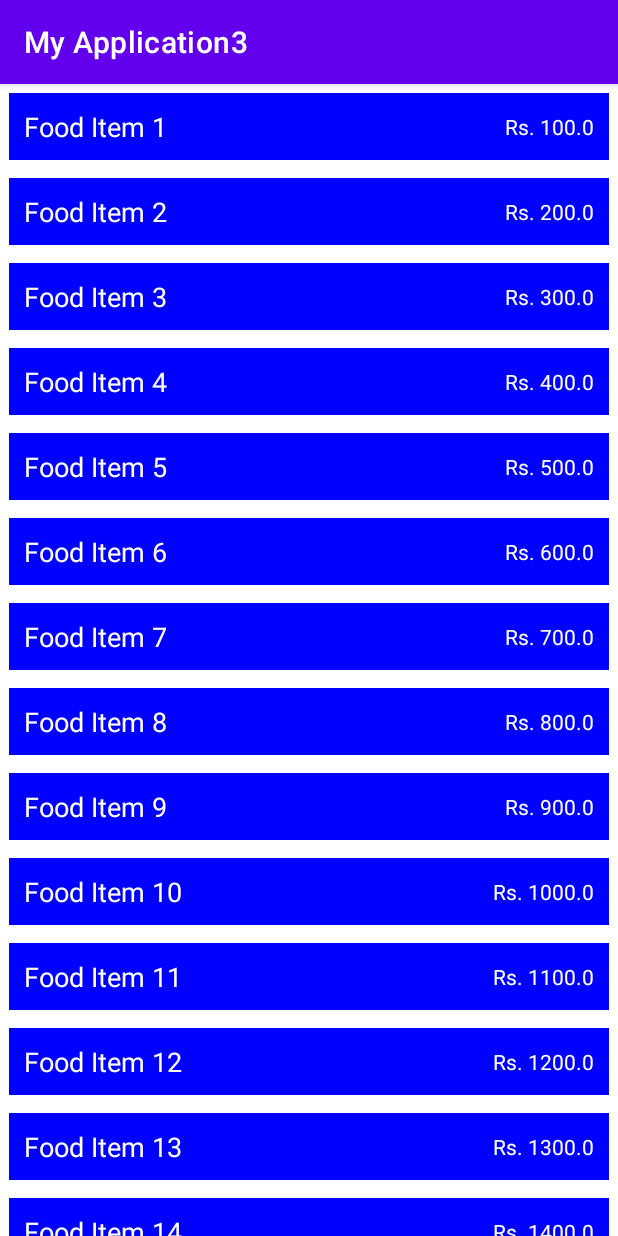
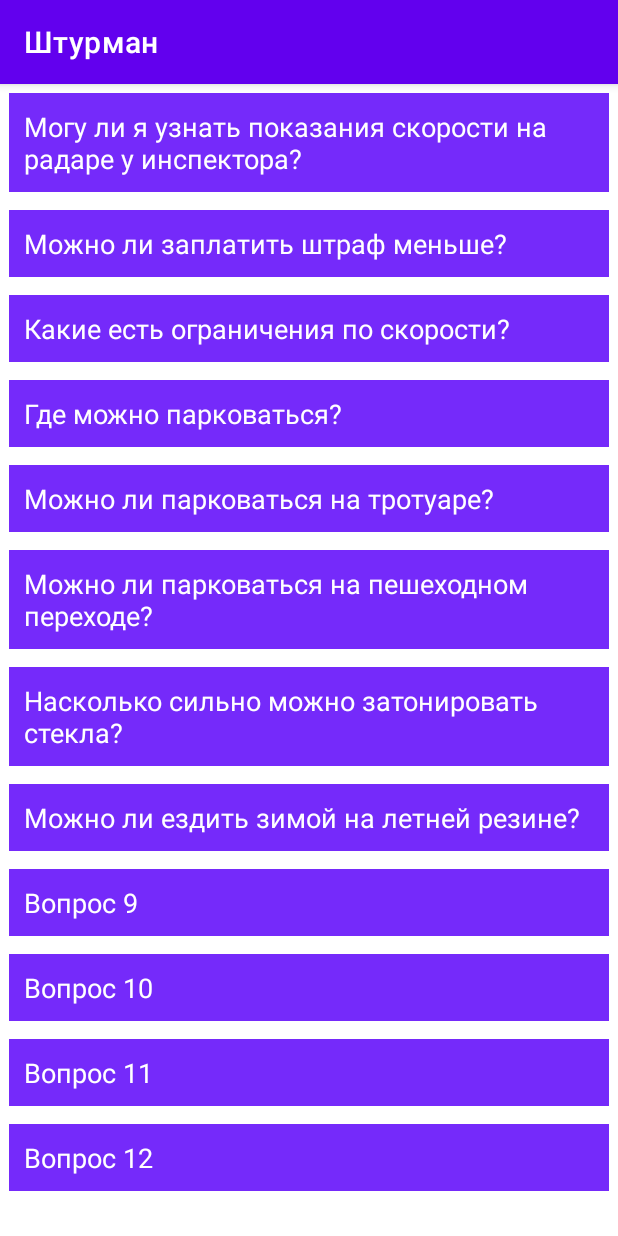
Before and after one commit to Zuvrex/app5.0, an Android app: the MainActivity3 screen opened directly, with no data from a screen before it, on a phone screen of 412 x 824 dp. Run offline under Robolectric (Android 15) with nearby library versions, the phone set to English and light mode, and no system bars.

Commit message:
новая версия

```diff
--- a/app/src/main/AndroidManifest.xml
+++ b/app/src/main/AndroidManifest.xml
@@ -14,6 +14,9 @@
         android:theme="@style/Theme.MyApplication3"
         tools:targetApi="31">
         <activity
+            android:name=".ContactsActivity"
+            android:exported="false" />
+        <activity
             android:name=".MainActivity3"
             android:exported="false" />
         <activity
@@ -28,6 +31,7 @@
                 <category android:name="android.intent.category.LAUNCHER" />
             </intent-filter>
         </activity>
+        <activity android:name=".ContentActivity" />
     </application>
 
 </manifest>
--- a/app/src/main/java/com/example/myapplication3/FoodItem.kt
+++ /dev/null
@@ -1,3 +0,0 @@
-package com.example.myapplication3
-
-data class FoodItem(val name:String, val price:Float)
--- a/app/src/main/java/com/example/myapplication3/FoodItemAdapter.kt
+++ /dev/null
@@ -1,39 +0,0 @@
-package com.example.myapplication3
-
-import android.content.Context
-import android.view.LayoutInflater
-import android.view.ViewGroup
-import androidx.recyclerview.widget.RecyclerView
-import com.example.myapplication3.databinding.FoodItemLayoutBinding
-
-class FoodItemAdapter(private val context: Context, private val foodItemList:MutableList<FoodItem>)
-    : RecyclerView.Adapter<FoodItemAdapter.FoodItemViewHolder>() {
-
-
-    override fun onCreateViewHolder(parent: ViewGroup, viewType: Int): FoodItemViewHolder {
-        val binding = FoodItemLayoutBinding.inflate(LayoutInflater.from(context),parent,false)
-        return FoodItemViewHolder(binding)
-    }
-
-    override fun onBindViewHolder(holder: FoodItemViewHolder, position: Int) {
-        val foodItem = foodItemList[position]
-        holder.bind(foodItem)
-    }
-
-    override fun getItemCount(): Int {
-        return foodItemList.size
-    }
-
-
-    class FoodItemViewHolder(foodItemLayoutBinding: FoodItemLayoutBinding)
-        : RecyclerView.ViewHolder(foodItemLayoutBinding.root){
-
-        private val binding = foodItemLayoutBinding
-
-        fun bind(foodItem: FoodItem){
-            binding.foodItemNameTV.text = foodItem.name
-            binding.foodItemPriceTV.text = "Rs. ${foodItem.price}"
-        }
-
-    }
-}
--- /dev/null
+++ b/app/src/main/java/com/example/myapplication3/ItemAdapter.kt
@@ -0,0 +1,44 @@
+package com.example.myapplication3
+
+import android.content.Context
+import android.content.Intent
+import android.view.LayoutInflater
+import android.view.ViewGroup
+import androidx.recyclerview.widget.RecyclerView
+import com.example.myapplication3.databinding.ItemLayoutBinding
+
+class ItemAdapter(private val context: Context, private val foodItemList:MutableList<ListItem>)
+    : RecyclerView.Adapter<ItemAdapter.FoodItemViewHolder>() {
+    var contextR = context
+
+    override fun onCreateViewHolder(parent: ViewGroup, viewType: Int): FoodItemViewHolder {
+        val binding = ItemLayoutBinding.inflate(LayoutInflater.from(context),parent,false)
+        return FoodItemViewHolder(binding)
+    }
+
+    override fun onBindViewHolder(holder: FoodItemViewHolder, position: Int) {
+        val foodItem = foodItemList[position]
+        holder.bind(foodItem, contextR)
+    }
+
+    override fun getItemCount(): Int {
+        return foodItemList.size
+    }
+
+
+    class FoodItemViewHolder(foodItemLayoutBinding: ItemLayoutBinding)
+        : RecyclerView.ViewHolder(foodItemLayoutBinding.root){
+
+        private val binding = foodItemLayoutBinding
+
+        fun bind(listItem: ListItem, context: Context){
+            binding.foodItemNameTV.text = listItem.name
+            itemView.setOnClickListener() {
+                val i = Intent(context, ContentActivity::class.java).apply {
+                }
+                context.startActivity(i)
+            }
+        }
+
+    }
+}
--- /dev/null
+++ b/app/src/main/java/com/example/myapplication3/ListItem.kt
@@ -0,0 +1,3 @@
+package com.example.myapplication3
+
+data class ListItem(val name:String)
--- a/app/src/main/java/com/example/myapplication3/MainActivity3.kt
+++ b/app/src/main/java/com/example/myapplication3/MainActivity3.kt
@@ -2,14 +2,13 @@ package com.example.myapplication3
 
 import androidx.appcompat.app.AppCompatActivity
 import android.os.Bundle
-import androidx.recyclerview.widget.DividerItemDecoration
 import androidx.recyclerview.widget.LinearLayoutManager
 import com.example.myapplication3.databinding.ActivityMain3Binding
 
 class MainActivity3 : AppCompatActivity() {
-    private lateinit var adapter: FoodItemAdapter
+    private lateinit var adapter: ItemAdapter
     private lateinit var b: ActivityMain3Binding
-    private val foodItemsList: MutableList<FoodItem> = mutableListOf()
+    private val foodItemsList: MutableList<ListItem> = mutableListOf()
 
     override fun onCreate(savedInstanceState: Bundle?) {
         super.onCreate(savedInstanceState)
@@ -22,20 +21,29 @@ class MainActivity3 : AppCompatActivity() {
     }
     private fun setUpAdapter() {
 
-        adapter = FoodItemAdapter(this,foodItemsList)
+        adapter = ItemAdapter(this,foodItemsList)
 
         b.foodItemsRV.adapter = adapter
         b.foodItemsRV.layoutManager = LinearLayoutManager(this)
     }
 
     private fun populateList() {
-        for (i in 1..15){
-            val name = "Food Item $i"
-            val price = (100 * i).toFloat()
-
-            val foodItem = FoodItem(name = name, price = price)
-
-            foodItemsList.add(foodItem)
+        val names = arrayOf("Могу ли я узнать показания скорости на радаре у инспектора?",
+            "Можно ли заплатить штраф меньше?",
+            "Какие есть ограничения по скорости?",
+            "Где можно парковаться?",
+            "Можно ли парковаться на тротуаре?",
+            "Можно ли парковаться на пешеходном переходе?",
+            "Насколько сильно можно затонировать стекла?",
+            "Можно ли ездить зимой на летней резине?",
+            "Вопрос 9",
+            "Вопрос 10",
+            "Вопрос 11",
+            "Вопрос 12")
+        for (i in 0..names.size - 1){
+            val name = names[i]
+            val listItem = ListItem(name = name)
+            foodItemsList.add(listItem)
         }
     }
 }
--- /dev/null
+++ b/app/src/main/res/color/orange.xml
@@ -0,0 +1,4 @@
+<?xml version="1.0" encoding="utf-8"?>
+<selector xmlns:android="http://schemas.android.com/apk/res/android">
+
+</selector>
--- a/app/src/main/res/layout/food_item_layout.xml
+++ /dev/null
@@ -1,32 +0,0 @@
-<?xml version="1.0" encoding="utf-8"?>
-<androidx.constraintlayout.widget.ConstraintLayout xmlns:android="http://schemas.android.com/apk/res/android"
-    android:layout_width="match_parent"
-    android:layout_height="wrap_content"
-    android:background="#0000FF"
-    android:layout_margin="6dp"
-    xmlns:app="http://schemas.android.com/apk/res-auto">
-
-    <TextView
-        android:id="@+id/foodItemNameTV"
-        android:layout_width="wrap_content"
-        android:layout_height="wrap_content"
-        android:textSize="18sp"
-        android:textColor="#FFF"
-        android:text="Food Item 1"
-        android:layout_margin="10dp"
-        app:layout_constraintStart_toStartOf="parent"
-        app:layout_constraintTop_toTopOf="parent"
-        app:layout_constraintBottom_toBottomOf="parent"/>
-
-    <TextView
-        android:id="@+id/foodItemPriceTV"
-        android:layout_width="wrap_content"
-        android:layout_height="wrap_content"
-        android:textColor="#FFF"
-        android:text="Rs. 200"
-        android:layout_marginEnd="10dp"
-        app:layout_constraintEnd_toEndOf="parent"
-        app:layout_constraintTop_toTopOf="@id/foodItemNameTV"
-        app:layout_constraintBottom_toBottomOf="@id/foodItemNameTV"/>
-
-</androidx.constraintlayout.widget.ConstraintLayout>
--- /dev/null
+++ b/app/src/main/res/layout/item_layout.xml
@@ -0,0 +1,21 @@
+<?xml version="1.0" encoding="utf-8"?>
+<androidx.constraintlayout.widget.ConstraintLayout xmlns:android="http://schemas.android.com/apk/res/android"
+    xmlns:app="http://schemas.android.com/apk/res-auto"
+    android:layout_width="match_parent"
+    android:layout_height="wrap_content"
+    android:layout_margin="6dp"
+    android:background="#752AFA">
+
+    <TextView
+        android:id="@+id/foodItemNameTV"
+        android:layout_width="wrap_content"
+        android:layout_height="wrap_content"
+        android:layout_margin="10dp"
+        android:text="Food Item 1"
+        android:textColor="#FFF"
+        android:textSize="18sp"
+        app:layout_constraintBottom_toBottomOf="parent"
+        app:layout_constraintStart_toStartOf="parent"
+        app:layout_constraintTop_toTopOf="parent" />
+
+</androidx.constraintlayout.widget.ConstraintLayout>
```
Also changed, not shown: app/src/main/res/layout/activity_main.xml (+19 -8 lines), app/src/main/res/layout/activity_main2.xml (+19 -9 lines), app/src/main/res/values/colors.xml (+11 -0 lines), app/src/main/res/values/strings.xml (+11 -1 lines).
